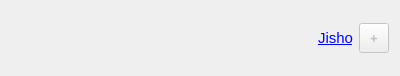
Qt form src/gui/widgets/termwidget.ui (ripose-jp/Memento) before a commit.
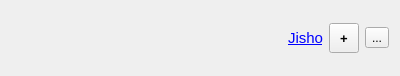
The same form after that commit.

Commit message: Can now search for added terms in anki with a button

Diff of the .ui file:
```diff
--- a/src/gui/widgets/termwidget.ui
+++ b/src/gui/widgets/termwidget.ui
@@ -120,9 +120,6 @@
      </item>
      <item>
       <widget class="QToolButton" name="buttonAddCard">
-       <property name="enabled">
-        <bool>false</bool>
-       </property>
        <property name="minimumSize">
         <size>
          <width>30</width>
@@ -144,6 +141,16 @@
        </property>
       </widget>
      </item>
+     <item>
+      <widget class="QToolButton" name="buttonAnkiOpen">
+       <property name="toolTip">
+        <string>Show in Anki</string>
+       </property>
+       <property name="text">
+        <string>...</string>
+       </property>
+      </widget>
+     </item>
     </layout>
    </item>
   </layout>
```
The commit also changes 6 other files.
